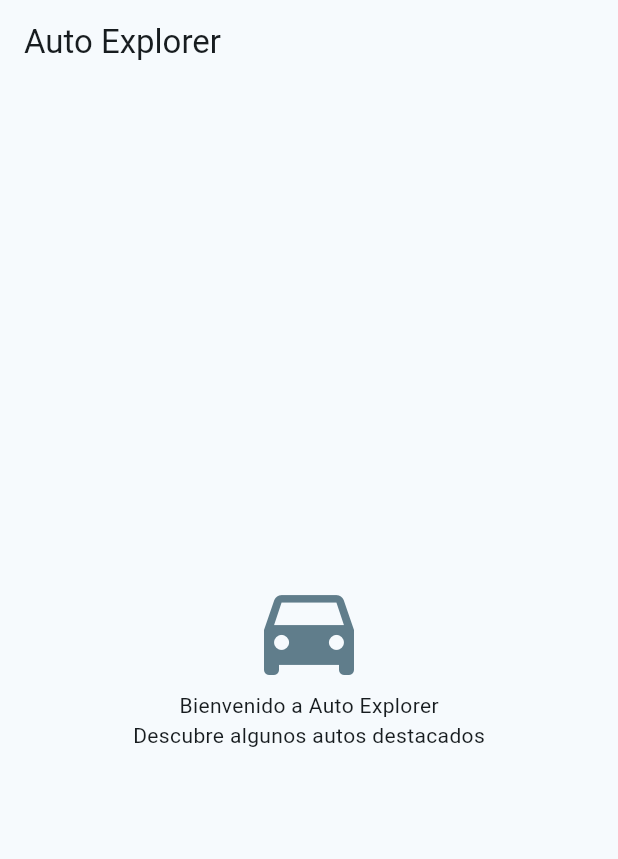
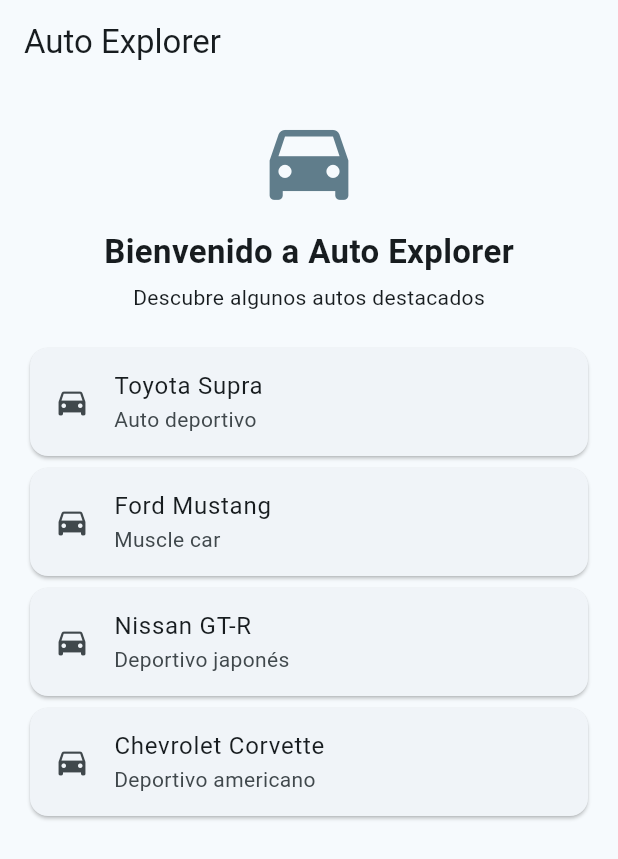
Before and after one commit to fmoran54/auto_explorer2.0, a Flutter app: the screen it shows after launch, on a phone screen of 412 x 824 dp. Shown: the top 859 px of the screen. Run offline on Flutter 3.47's test engine with Material 3 defaults, Android fonts, the phone set to English and light mode, and no system bars.

Commit message:
Creación del catálogo de autos

```diff
--- a/lib/main.dart
+++ b/lib/main.dart
@@ -28,20 +28,55 @@
       appBar: AppBar(
         title: const Text('Auto Explorer'),
       ),
-      body: const Center(
+      body: Padding(
+        padding: const EdgeInsets.all(16),
         child: Column(
-          mainAxisAlignment: MainAxisAlignment.center,
           children: [
-            Icon(
+            const Icon(
               Icons.directions_car,
-              size: 80,
+              size: 70,
               color: Colors.blueGrey,
             ),
-            Text(
+            const SizedBox(height: 10),
+            const Text(
               'Bienvenido a Auto Explorer',
+              style: TextStyle(
+                fontSize: 22,
+                fontWeight: FontWeight.bold,
+              ),
             ),
-            Text(
+            const SizedBox(height: 5),
+            const Text(
               'Descubre algunos autos destacados',
+            ),
+            const SizedBox(height: 20),
+            Card(
+              child: ListTile(
+                leading: const Icon(Icons.directions_car),
+                title: const Text('Toyota Supra'),
+                subtitle: const Text('Auto deportivo'),
+              ),
+            ),
+            Card(
+              child: ListTile(
+                leading: const Icon(Icons.directions_car),
+                title: const Text('Ford Mustang'),
+                subtitle: const Text('Muscle car'),
+              ),
+            ),
+            Card(
+              child: ListTile(
+                leading: const Icon(Icons.directions_car),
+                title: const Text('Nissan GT-R'),
+                subtitle: const Text('Deportivo japonés'),
+              ),
+            ),
+            Card(
+              child: ListTile(
+                leading: const Icon(Icons.directions_car),
+                title: const Text('Chevrolet Corvette'),
+                subtitle: const Text('Deportivo americano'),
+              ),
             ),
           ],
         ),
```
